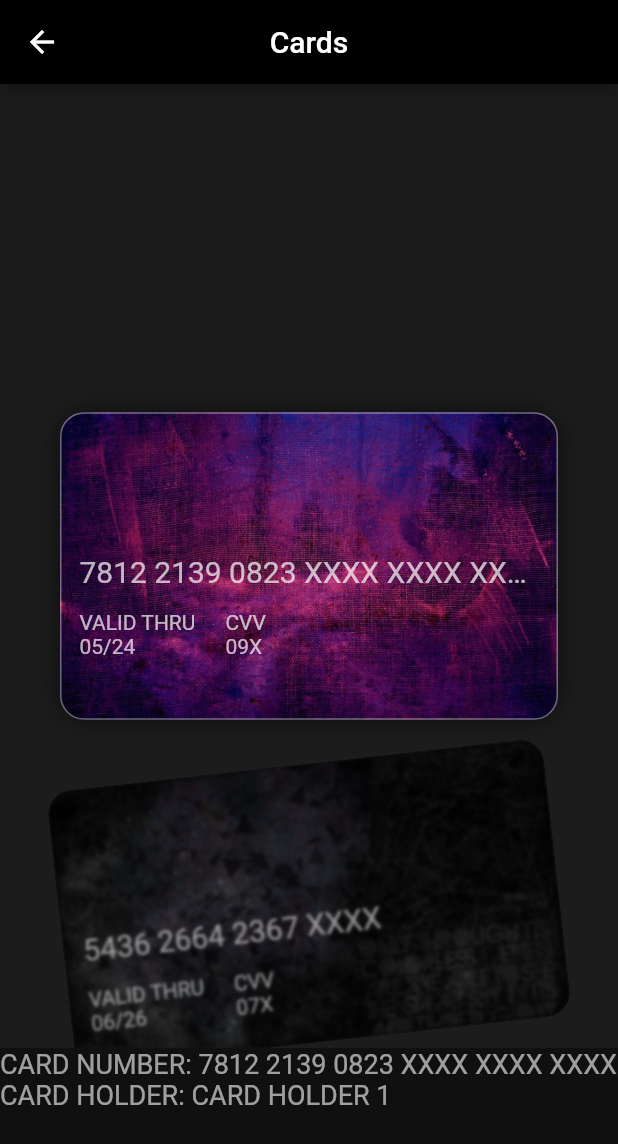
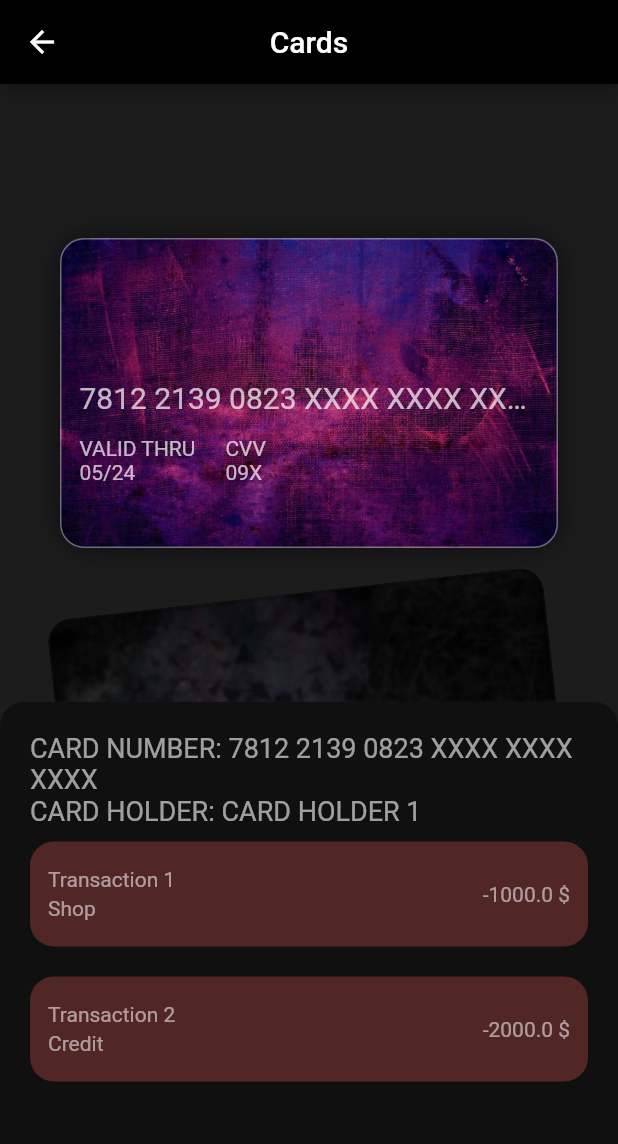
Before and after one commit to DoctorKocte/card_app, a Flutter app: the CardsScreen screen opened directly, on a phone screen of 412 x 824 dp. Shown: the top 1144 px of the screen. Run offline on Flutter 3.47's test engine with Material 2 defaults, Android fonts, the light colour scheme and no system bars; Roboto replaces fonts that are missing (CourierNew, SFProText); project files that could hold a hidden picture were left out.

Commit message:
add transactions

```diff
--- a/lib/components/card_info_view.dart
+++ b/lib/components/card_info_view.dart
@@ -1,30 +1,85 @@
 import 'package:animated_view_flutter/models/card_model.dart';
+import 'package:animated_view_flutter/models/transaction_model.dart';
 import 'package:flutter/material.dart';
 
 class CardInfoView extends StatelessWidget {
-  const CardInfoView({Key? key, required this.card}) : super(key: key);
+  const CardInfoView(
+      {Key? key, required this.card, required this.currentTransactions})
+      : super(key: key);
 
   final CardModel card;
+  final List<TransactionModel> currentTransactions;
+
+  @override
+  Widget build(BuildContext context) {
+    return Padding(
+      padding: const EdgeInsets.all(20),
+      child: Column(
+        crossAxisAlignment: CrossAxisAlignment.start,
+        children: [
+          Text(
+            'card number: ${card.cardNumber}'.toUpperCase(),
+            style: const TextStyle(
+                fontFamily: 'CourierNew', fontSize: 18, color: Colors.white60),
+          ),
+          Text(
+            'card holder: ${card.cardHolder}'.toUpperCase(),
+            style: const TextStyle(
+                fontFamily: 'CourierNew', fontSize: 18, color: Colors.white60),
+          ),
+          ListView.builder(
+            shrinkWrap: true,
+            physics: const NeverScrollableScrollPhysics(),
+            itemCount: currentTransactions.length,
+            itemBuilder: (BuildContext context, int index) {
+              return TransactionView(
+                  index: index, currentTransactions: currentTransactions);
+            },
+          )
+        ],
+      ),
+    );
+  }
+}
+
+class TransactionView extends StatelessWidget {
+  const TransactionView(
+      {required this.index, required this.currentTransactions, super.key});
+
+  final int index;
+  final List<TransactionModel> currentTransactions;
 
   @override
   Widget build(BuildContext context) {
     return Column(
-      crossAxisAlignment: CrossAxisAlignment.start,
       children: [
-        Text('card number: ${card.cardNumber}'.toUpperCase(),
-            style: const TextStyle(
-                fontFamily: 'CourierNew',
-                fontSize: 18,
-                color: Colors.white60
-                ),
-                ),
-         Text('card holder: ${card.cardHolder}'.toUpperCase(),
-            style: const TextStyle(
-                fontFamily: 'CourierNew',
-                fontSize: 18,
-                color: Colors.white60
-                ),
-                ),
+        Padding(
+            padding: const EdgeInsets.symmetric(vertical: 10),
+            child: Container(
+                decoration: BoxDecoration(
+                    borderRadius: BorderRadius.circular(16),
+                    color: currentTransactions[index].amount < 0
+                        ? const Color.fromARGB(255, 80, 39, 37)
+                        : const Color.fromARGB(255, 41, 77, 43)),
+                width: MediaQuery.of(context).size.width,
+                height: 70,
+                padding: const EdgeInsets.symmetric(vertical: 14),
+                child: Padding(
+                    padding: const EdgeInsets.symmetric(horizontal: 12),
+                    child: Row(children: [
+                      Expanded(
+                          child: Column(
+                              mainAxisAlignment: MainAxisAlignment.spaceEvenly,
+                              crossAxisAlignment: CrossAxisAlignment.start,
+                              children: [
+                            Text(currentTransactions[index].title,
+                                style: const TextStyle(color: Colors.white54)),
+                            Text(currentTransactions[index].description,
+                                style: const TextStyle(color: Colors.white54))
+                          ])),
+                      Text('${currentTransactions[index].amount > 0 ? '+' : ''} ${currentTransactions[index].amount} \$',
+                          style: const TextStyle(color: Colors.white54))
+                    ])))),
       ],
     );
   }
--- a/lib/components/card_page_view.dart
+++ b/lib/components/card_page_view.dart
@@ -1,6 +1,7 @@
 import 'package:animated_view_flutter/components/card_square.dart';
 import 'package:animated_view_flutter/components/card_info_view.dart';
 import 'package:animated_view_flutter/models/card_model.dart';
+import 'package:animated_view_flutter/models/transaction_model.dart';
 import 'package:flutter/material.dart';
 
 class CardsPageView extends StatefulWidget {
@@ -11,7 +12,7 @@ class CardsPageView extends StatefulWidget {
 }
 
 class _CardsPageViewState extends State<CardsPageView> {
-  final PageController pageController = PageController(viewportFraction: 0.35);
+  final PageController pageController = PageController(viewportFraction: 0.55);
   int currentPage = 0;
 
   @override
@@ -33,10 +34,9 @@ class _CardsPageViewState extends State<CardsPageView> {
   @override
   Widget build(BuildContext context) {
     return Column(
-      //mainAxisAlignment: MainAxisAlignment.spaceBetween,
       children: [
         SizedBox(
-            height: MediaQuery.of(context).size.height * 0.78,
+            height: MediaQuery.of(context).size.height * 0.5,
             child: Container(
               // decoration: const BoxDecoration(boxShadow: [
               //   BoxShadow(
@@ -58,14 +58,16 @@ class _CardsPageViewState extends State<CardsPageView> {
               ),
             )),
             Container(
-              color: Color.fromARGB(172, 10, 10, 10),
-              height: 100,
+              decoration: const BoxDecoration(borderRadius: BorderRadius.vertical(top: Radius.circular(16)), color: Color.fromARGB(172, 10, 10, 10)),
+              //color: Color.fromARGB(172, 10, 10, 10),
+              height: MediaQuery.of(context).size.height * 0.4, // ???
              child:
             ListView.builder(
               itemCount: 1,
               itemBuilder: (context, index) {
                   return CardInfoView(
-                      card: cards[currentPage]
+                      card: cards[currentPage],
+                      currentTransactions: transactions.where((element) => element.cardID == cards[currentPage].cardID).toList()
                       );
                 },
             ))
--- a/lib/models/card_model.dart
+++ b/lib/models/card_model.dart
@@ -1,5 +1,6 @@
 class CardModel {
   CardModel({
+    required this.cardID,
     required this.cardHolder,
     required this.cardNumber,
     required this.validDate,
@@ -7,16 +8,18 @@ class CardModel {
     this.cardImage
   });
 
+  int cardID;
   String cardHolder;
   String cardNumber;
   String validDate;
   String cvvCode;
   String? cardImage;
+  //List<TransactionModel> transactions;
 }
 
 var cards = [
-  CardModel(cardHolder: 'Card Holder 1', cardNumber: '7812 2139 0823 XXXX XXXX XXXX', validDate: '05/24', cvvCode: '09X', cardImage: 'assets/images/design1.jpeg'),
-  CardModel(cardHolder: 'Card Holder 2', cardNumber: '5436 2664 2367 XXXX', validDate: '06/26', cvvCode: '07X', cardImage: 'assets/images/design2.jpeg'),
-  CardModel(cardHolder: 'Card Holder 3', cardNumber: '2146 8653 2425 XXXX', validDate: '02/27', cvvCode: '21X', cardImage: 'assets/images/design3.jpeg'),
-  CardModel(cardHolder: 'Card Holder 4', cardNumber: '1111 2222 3333 XXXX', validDate: '04/23', cvvCode: '27X')
+  CardModel(cardID: 1, cardHolder: 'Card Holder 1', cardNumber: '7812 2139 0823 XXXX XXXX XXXX', validDate: '05/24', cvvCode: '09X', cardImage: 'assets/images/design1.jpeg'),
+  CardModel(cardID: 2, cardHolder: 'Card Holder 2', cardNumber: '5436 2664 2367 XXXX', validDate: '06/26', cvvCode: '07X', cardImage: 'assets/images/design2.jpeg'),
+  CardModel(cardID: 3, cardHolder: 'Card Holder 3', cardNumber: '2146 8653 2425 XXXX', validDate: '02/27', cvvCode: '21X', cardImage: 'assets/images/design3.jpeg'),
+  CardModel(cardID: 4, cardHolder: 'Card Holder 4', cardNumber: '1111 2222 3333 XXXX', validDate: '04/23', cvvCode: '27X')
 ];
--- /dev/null
+++ b/lib/models/transaction_model.dart
@@ -0,0 +1,25 @@
+class TransactionModel {
+  TransactionModel({
+    required this.title,
+    required this.description,
+    required this.amount,
+    required this.cardID
+  });
+
+  String title;
+  String description;
+  double amount;
+  int cardID;
+}
+
+var transactions = [
+  TransactionModel(title: 'Transaction 1', description: 'Shop', amount: - 1000, cardID: 1),
+  TransactionModel(title: 'Transaction 2', description: 'Credit', amount: - 2000, cardID: 1),
+  TransactionModel(title: 'Transaction 3', description: 'Bank', amount: 300.23, cardID: 2),
+  TransactionModel(title: 'Transaction 4', description: 'Cafe', amount: - 430.95, cardID: 3),
+  TransactionModel(title: 'Transaction 5', description: 'Shop', amount: - 1340.56, cardID: 3),
+  TransactionModel(title: 'Transaction 6', description: 'Bank', amount: 1034.45, cardID: 3),
+  TransactionModel(title: 'Transaction 7', description: 'Bank', amount: 1034.45, cardID: 3),
+  TransactionModel(title: 'Transaction 8', description: 'Bank', amount: 1034.45, cardID: 3),
+  TransactionModel(title: 'Transaction 9', description: 'Bank', amount: 999.99, cardID: 4)
+];
```
